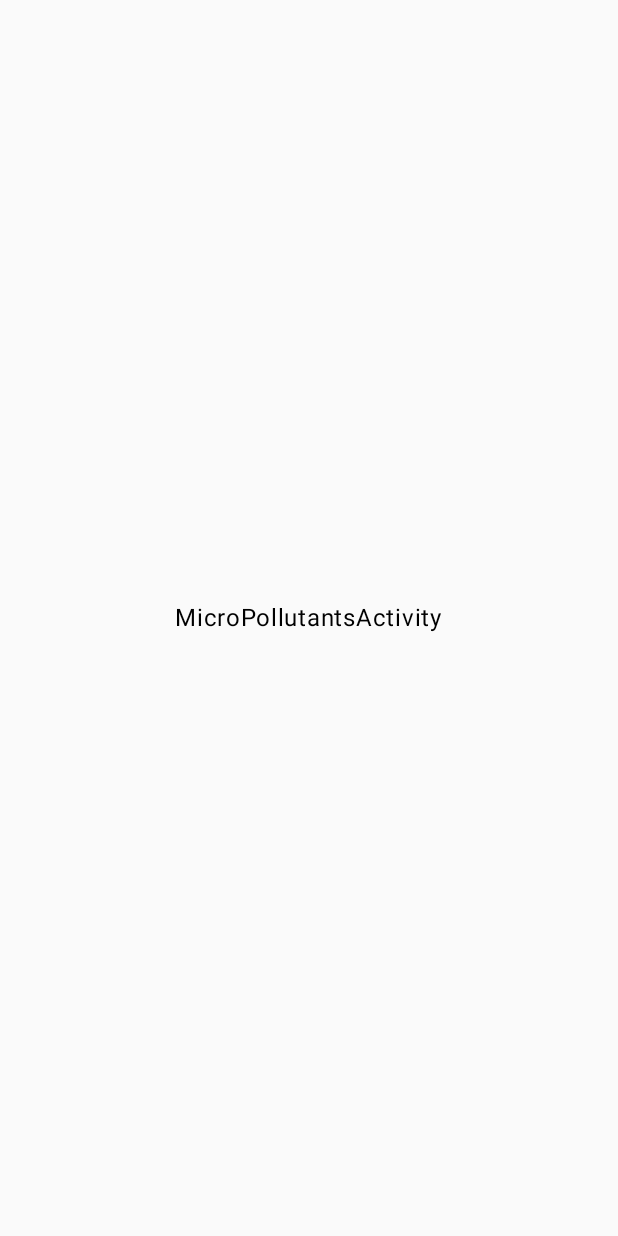
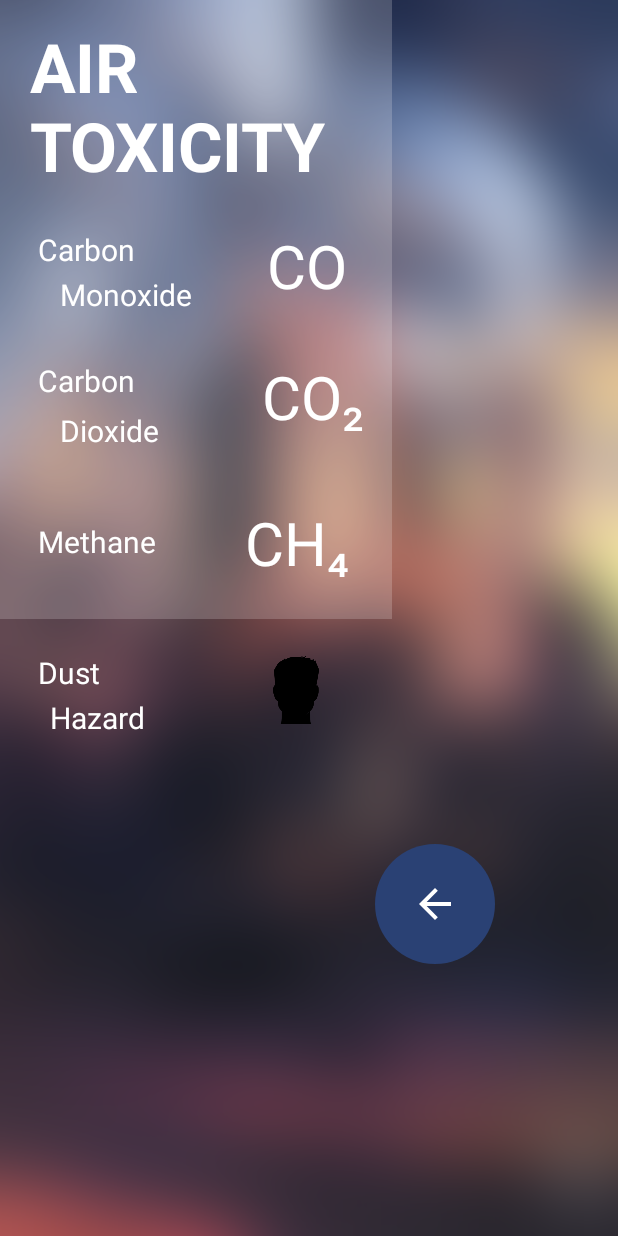
Before and after one commit to s16exe/Febraury, an Android app built with Jetpack Compose: the MicroPollutantsActivity screen opened through its navigation route, on a phone screen of 412 x 824 dp. Before the commit the screen is almost empty. Run offline under Robolectric (Android 15) with nearby library versions, the phone set to English and light mode, and no system bars.

Commit message:
pollutants

```diff
--- a/app/src/main/java/com/s16/febraury/Screens/Macro/MacroNavActivity.kt
+++ b/app/src/main/java/com/s16/febraury/Screens/Macro/MacroNavActivity.kt
@@ -71,7 +71,7 @@ fun MacroNavActivity(navController: NavHostController) {
                 onClick = { navController.navigate("MacroPollutantsActivity") },
                 modifier = Modifier
                     .fillMaxWidth()
-                    .height(100.dp).background(Color(0x808e6e53))
+                    .height(100.dp).background(Color(0x669B48E4))
                 ,
                 colors = ButtonDefaults.buttonColors(
                     Color.Transparent
--- a/app/src/main/java/com/s16/febraury/Screens/Micro/MicroPollutantsActivity.kt
+++ b/app/src/main/java/com/s16/febraury/Screens/Micro/MicroPollutantsActivity.kt
@@ -1,21 +1,150 @@
 package com.s16.febraury.Screens.Micro
 
+import androidx.compose.foundation.Image
+import androidx.compose.foundation.background
 import androidx.compose.foundation.layout.Arrangement
+import androidx.compose.foundation.layout.Box
 import androidx.compose.foundation.layout.Column
+import androidx.compose.foundation.layout.Row
+import androidx.compose.foundation.layout.Spacer
 import androidx.compose.foundation.layout.fillMaxSize
+import androidx.compose.foundation.layout.offset
+import androidx.compose.foundation.layout.padding
+import androidx.compose.foundation.layout.size
+import androidx.compose.foundation.layout.width
+import androidx.compose.material3.Button
+import androidx.compose.material3.Icon
 import androidx.compose.material3.Text
 import androidx.compose.runtime.Composable
+import androidx.compose.ui.AbsoluteAlignment
 import androidx.compose.ui.Alignment
 import androidx.compose.ui.Modifier
+import androidx.compose.ui.draw.blur
+import androidx.compose.ui.graphics.Color
+import androidx.compose.ui.layout.ContentScale
+import androidx.compose.ui.res.painterResource
+import androidx.compose.ui.text.TextStyle
+import androidx.compose.ui.text.font.FontWeight
+import androidx.compose.ui.unit.dp
+import androidx.compose.ui.unit.sp
 import androidx.navigation.NavHostController
+import com.s16.febraury.R
 
 
 @Composable
 fun MicroPollutantsActivity(navController: NavHostController) {
-    Column(modifier = Modifier
-        .fillMaxSize(),
-        verticalArrangement = Arrangement.Center,
-        horizontalAlignment = Alignment.CenterHorizontally) {
-        Text(text = "MicroPollutantsActivity")
+    Box(modifier = Modifier.background(Color(0x33FAF5F2)).fillMaxSize(4f)) {
+        Box (modifier = Modifier.fillMaxSize()){
+            Image(painter = painterResource(id = R.drawable.polllbg), contentDescription =  null,
+                contentScale = ContentScale.FillBounds,
+                modifier = Modifier
+                    .matchParentSize()
+                    .blur(40.dp))
+            Box(modifier = Modifier.background(Color(0x33FAF5F2))) {
+                Column(
+                    horizontalAlignment = AbsoluteAlignment.Left,
+                    modifier = Modifier.padding(20.dp)
+                ) {
+                    Text(
+                        text = "AIR ",
+                        color = Color.White,
+                        style = TextStyle(fontSize = 45.sp, fontWeight = FontWeight.Bold)
+                    )
+                    Text(
+                        text = "TOXICITY ",
+                        color = Color.White,
+                        style = TextStyle(fontSize = 45.sp, fontWeight = FontWeight.Bold)
+                    )
+                    Row {
+                        Text(
+                            text = "Carbon",
+                            color = Color.White,
+                            style = TextStyle(fontSize = 20.sp), modifier = Modifier.offset(5.dp, 30.dp)
+                        )
+                        Text(
+                            text = "Monoxide",
+                            color = Color.White,
+                            style = TextStyle(fontSize = 20.sp),
+                            modifier = Modifier.offset(-45.dp, 60.dp)
+                        )
+                        Text(
+                            text = "CO",
+                            color = Color.White,
+                            style = TextStyle(fontSize = 40.sp), modifier = Modifier.offset(5.dp, 30.dp)
+                        )
+                    }
+                    Row {
+                        Text(
+                            text = "Carbon",
+                            color = Color.White,
+                            style = TextStyle(fontSize = 20.sp), modifier = Modifier.offset(5.dp, 70.dp)
+                        )
+                        Text(
+                            text = "Dioxide",
+                            color = Color.White,
+                            style = TextStyle(fontSize = 20.sp),
+                            modifier = Modifier.offset(-45.dp, 103.dp)
+                        )
+                        Text(
+                            text = "CO₂",
+                            color = Color.White,
+                            style = TextStyle(fontSize = 40.sp),
+                            modifier = Modifier.offset(24.dp, 70.dp)
+                        )
+                    }
+                    Row {
+                        Text(
+                            text = "Methane",
+                            color = Color.White,
+                            style = TextStyle(fontSize = 20.sp),
+                            modifier = Modifier.offset(5.dp, 130.dp)
+                        )
+                        Spacer(modifier = Modifier.width(73.dp))
+                        Text(
+                            text = "CH₄",
+                            color = Color.White,
+                            style = TextStyle(fontSize = 40.sp),
+                            modifier = Modifier.offset(-9.dp, 120.dp)
+                        )
+                    }
+                    Row {
+                        Text(
+                            text = "Dust",
+                            color = Color.White,
+                            style = TextStyle(fontSize = 20.sp),
+                            modifier = Modifier.offset(5.dp, 170.dp)
+                        )
+                        Text(
+                            text = "Hazard",
+                            color = Color.White,
+                            style = TextStyle(fontSize = 20.sp),
+                            modifier = Modifier.offset(-28.dp, 200.dp)
+                        )
+                        Icon(
+                            painter = painterResource(id = R.drawable.maskman),
+                            contentDescription = null,
+                            modifier = Modifier
+                                .offset(50.dp, 170.dp)
+                                .size(45.dp)
+                        )
+                    }
+                    Button(
+                        onClick = { navController.popBackStack() }, modifier = Modifier
+                            .size(80.dp)
+                            .offset(230.dp, 250.dp)
+                    )
+
+                    {
+                        Icon(
+                            painter = painterResource(id = R.drawable.baseline_arrow_back_24),
+                            contentDescription = null, modifier = Modifier.size(80.dp)
+                        )
+                    }
+
+
+                }
+            }
+        }
+
     }
 }
--- a/app/src/main/java/com/s16/febraury/Screens/MicroMacro.kt
+++ b/app/src/main/java/com/s16/febraury/Screens/MicroMacro.kt
@@ -26,14 +26,7 @@ fun MicroMacro(navController: NavHostController) {
             contentScale = ContentScale.Crop)
     }
 
-    Row(
-        modifier = Modifier
-            .fillMaxSize(),
-        verticalAlignment = Alignment.Top,
-        horizontalArrangement = Arrangement.Center
-    ) {
 
-    }
 
     Spacer(modifier = Modifier.height(16.dp))
 
@@ -104,7 +97,6 @@ fun MicroMacro(navController: NavHostController) {
                 modifier = Modifier
                     .width(250.dp)
                     .height(50.dp)
-//                    .background()
                     .clip(RoundedCornerShape(50.dp)),
                 colors = ButtonDefaults.buttonColors(
                     Color.Transparent
--- /dev/null
+++ b/app/src/main/res/drawable/baseline_arrow_back_24.xml
@@ -0,0 +1,5 @@
+<vector android:autoMirrored="true" android:height="24dp"
+    android:tint="#FDFFFB" android:viewportHeight="24"
+    android:viewportWidth="24" android:width="24dp" xmlns:android="http://schemas.android.com/apk/res/android">
+    <path android:fillColor="@android:color/white" android:pathData="M20,11H7.83l5.59,-5.59L12,4l-8,8 8,8 1.41,-1.41L7.83,13H20v-2z"/>
+</vector>
```
Also changed, not shown: app/src/main/res/drawable/maskman.png (added), app/src/main/res/drawable/polllbg.jpeg (added).
